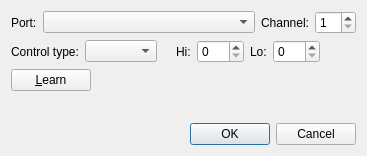
Old version of the form src/muse/components/midi_audio_control_base.ui in the repository emrum/muse.
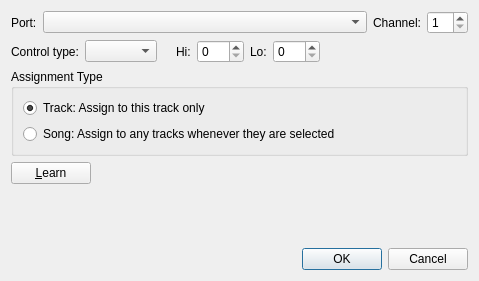
New version of the form.

Commit message: Midi assign and mixer overhaul, fixes

Diff of the .ui file:
```diff
--- a/src/muse/components/midi_audio_control_base.ui
+++ b/src/muse/components/midi_audio_control_base.ui
@@ -6,8 +6,8 @@
    <rect>
     <x>0</x>
     <y>0</y>
-    <width>367</width>
-    <height>156</height>
+    <width>479</width>
+    <height>281</height>
    </rect>
   </property>
   <property name="windowTitle">
@@ -174,6 +174,36 @@
      </item>
     </layout>
    </item>
+   <item>
+    <layout class="QVBoxLayout" name="verticalLayout_2">
+     <item>
+      <widget class="QGroupBox" name="assignTypeGroupBox">
+       <property name="title">
+        <string>Assignment Type</string>
+       </property>
+       <layout class="QVBoxLayout" name="verticalLayout_3">
+        <item>
+         <widget class="QRadioButton" name="typeTrackButton">
+          <property name="text">
+           <string>Track: Assign to this track only</string>
+          </property>
+          <property name="checked">
+           <bool>true</bool>
+          </property>
+         </widget>
+        </item>
+        <item>
+         <widget class="QRadioButton" name="typeSongButton">
+          <property name="text">
+           <string>Song: Assign to any tracks whenever they are selected</string>
+          </property>
+         </widget>
+        </item>
+       </layout>
+      </widget>
+     </item>
+    </layout>
+   </item>
    <item>
     <layout class="QHBoxLayout" name="horizontalLayout_4">
      <item>
```
The commit also changes 29 other files.
